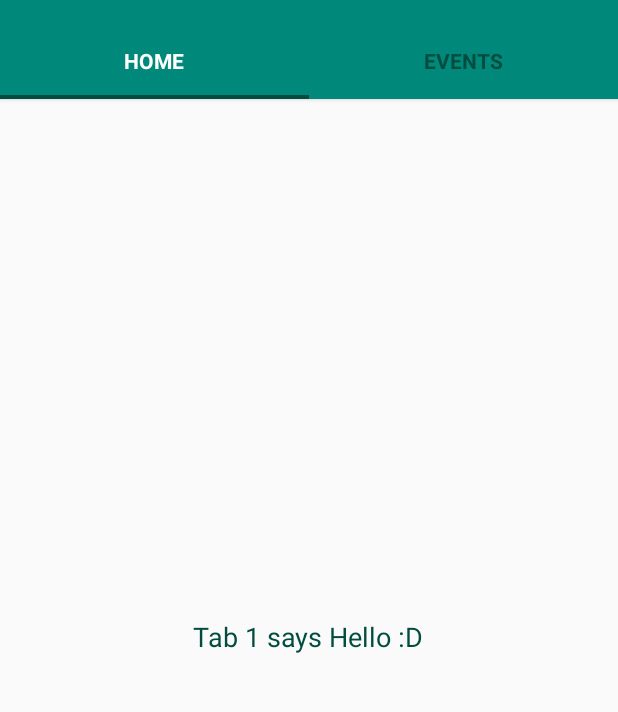
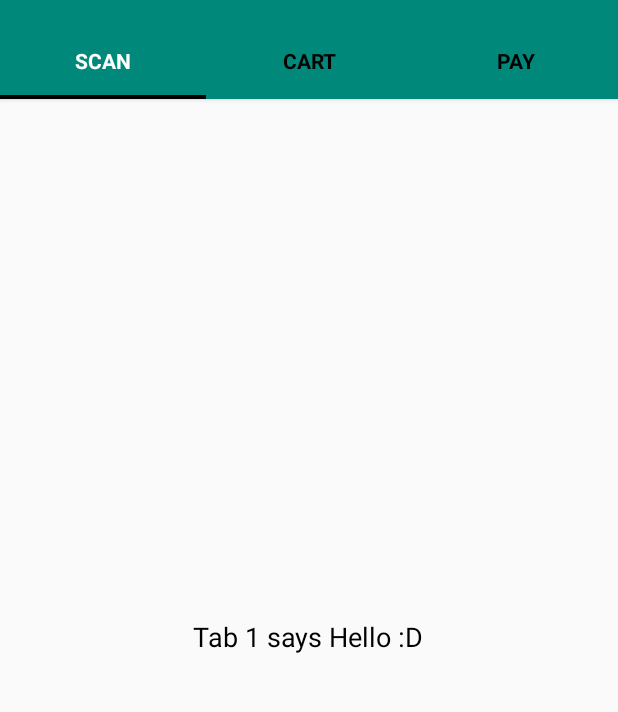
Before and after one commit to yiqin/Find-Restaurant, an Android app: the screen it shows after launch (MainActivity), on a phone screen of 412 x 824 dp, the part 62-774 px from its top. Run offline under Robolectric (Android 15) with nearby library versions, the phone set to English and light mode, and no system bars; libraries missing offline, so code that uses them is left out: com.readystatesoftware.systembartint; 3 statements that could not run were skipped.

Commit message:
third tab added, changing colors

```diff
--- a/app/build.gradle
+++ b/app/build.gradle
@@ -23,4 +23,5 @@
     compile fileTree(dir: 'libs', include: ['*.jar'])
     compile 'com.android.support:appcompat-v7:21.0.3'
     compile 'com.android.support:support-v4:21.0.3'
+    compile 'com.readystatesoftware.systembartint:systembartint:1.0.3'
 }
--- a/app/src/main/java/samples/exoguru/materialtabs/MainActivity.java
+++ b/app/src/main/java/samples/exoguru/materialtabs/MainActivity.java
@@ -1,11 +1,17 @@
 package samples.exoguru.materialtabs;
 
+import android.graphics.drawable.ColorDrawable;
+import android.graphics.drawable.Drawable;
+import android.graphics.drawable.LayerDrawable;
+import android.graphics.drawable.TransitionDrawable;
 import android.support.v4.view.ViewPager;
 import android.support.v7.app.ActionBarActivity;
 import android.os.Bundle;
 import android.support.v7.widget.Toolbar;
 import android.view.Menu;
 import android.view.MenuItem;
+
+import com.readystatesoftware.systembartint.SystemBarTintManager;
 
 /**
  * Created by Edwin on 15/02/2015.
@@ -18,8 +24,13 @@
     ViewPager pager;
     ViewPagerAdapter adapter;
     SlidingTabLayout tabs;
-    CharSequence Titles[]={"Home","Events"};
-    int Numboftabs =2;
+    CharSequence Titles[]={"scan","cart", "pay"};
+    int Numboftabs =3;
+
+    //for collors
+    private Drawable oldBackground = null;
+    private int currentColor;
+    private SystemBarTintManager mTintManager;
 
     @Override
     protected void onCreate(Bundle savedInstanceState) {
@@ -31,6 +42,11 @@
 
         toolbar = (Toolbar) findViewById(R.id.tool_bar);
         setSupportActionBar(toolbar);
+
+        // create our manager instance after the content view is set
+        mTintManager = new SystemBarTintManager(this);
+        // enable status bar tint
+        mTintManager.setStatusBarTintEnabled(true);
 
 
         // Creating The ViewPagerAdapter and Passing Fragment Manager, Titles fot the Tabs and Number Of Tabs.
@@ -48,6 +64,20 @@
         tabs.setCustomTabColorizer(new SlidingTabLayout.TabColorizer() {
             @Override
             public int getIndicatorColor(int position) {
+
+                switch(position){
+                    case 0:
+                        changeColor(getResources().getColor(R.color.green));
+                        break;
+                    case 1:
+                        changeColor(getResources().getColor(R.color.orange));
+                        break;
+                    case 2:
+                        changeColor(getResources().getColor(R.color.purple));
+                        break;
+                }
+
+
                 return getResources().getColor(R.color.tabsScrollColor);
             }
         });
@@ -59,7 +89,24 @@
 
     }
 
+    private void changeColor(int newColor) {
+        tabs.setBackgroundColor(newColor);
+        mTintManager.setTintColor(newColor);
+        // change ActionBar color just if an ActionBar is available
+        Drawable colorDrawable = new ColorDrawable(newColor);
+        Drawable bottomDrawable = new ColorDrawable(getResources().getColor(android.R.color.transparent));
+        LayerDrawable ld = new LayerDrawable(new Drawable[]{colorDrawable, bottomDrawable});
+        if (oldBackground == null) {
+            getSupportActionBar().setBackgroundDrawable(ld);
+        } else {
+            TransitionDrawable td = new TransitionDrawable(new Drawable[]{oldBackground, ld});
+            getSupportActionBar().setBackgroundDrawable(td);
+            td.startTransition(200);
+        }
 
+        oldBackground = ld;
+        currentColor = newColor;
+    }
     @Override
     public boolean onCreateOptionsMenu(Menu menu) {
         // Inflate the menu; this adds items to the action bar if it is present.
--- a/app/src/main/res/layout/activity_main.xml
+++ b/app/src/main/res/layout/activity_main.xml
@@ -17,7 +17,7 @@
         android:layout_width="match_parent"
         android:layout_height="wrap_content"
         android:elevation="2dp"
-        android:background="@color/ColorPrimary"/>
+        android:background="@color/green"/>
 
     <android.support.v4.view.ViewPager
         android:id="@+id/pager"
--- a/app/src/main/res/layout/tool_bar.xml
+++ b/app/src/main/res/layout/tool_bar.xml
@@ -2,7 +2,7 @@
 <android.support.v7.widget.Toolbar
     android:layout_height="wrap_content"
     android:layout_width="match_parent"
-    android:background="@color/ColorPrimary"
+    android:background="@color/green"
     android:elevation="2dp"
     android:theme="@style/Base.ThemeOverlay.AppCompat.Dark"
     xmlns:android="http://schemas.android.com/apk/res/android" />
--- a/app/src/main/res/values/colors.xml
+++ b/app/src/main/res/values/colors.xml
@@ -1,8 +1,12 @@
 <?xml version="1.0" encoding="utf-8"?>
 <resources>
 
+    <color name="green">#00897B</color>
     <color name="ColorPrimary">#00897B</color>
+    <color name="purple">#ff7e44ff</color>
+    <color name="orange">#ffd0740d</color>
     <color name="ColorPrimaryDark">#00695C</color>
-    <color name="tabsScrollColor">#004D40</color>
+    <color name="tabsScrollColor">#ff000000</color>
+
 
 </resources>
```
Also changed, not shown: app/src/main/java/samples/exoguru/materialtabs/Tab3.java (added, +20 -0 lines), app/src/main/res/layout/tab_3.xml (added, +17 -0 lines), 2 other files.
